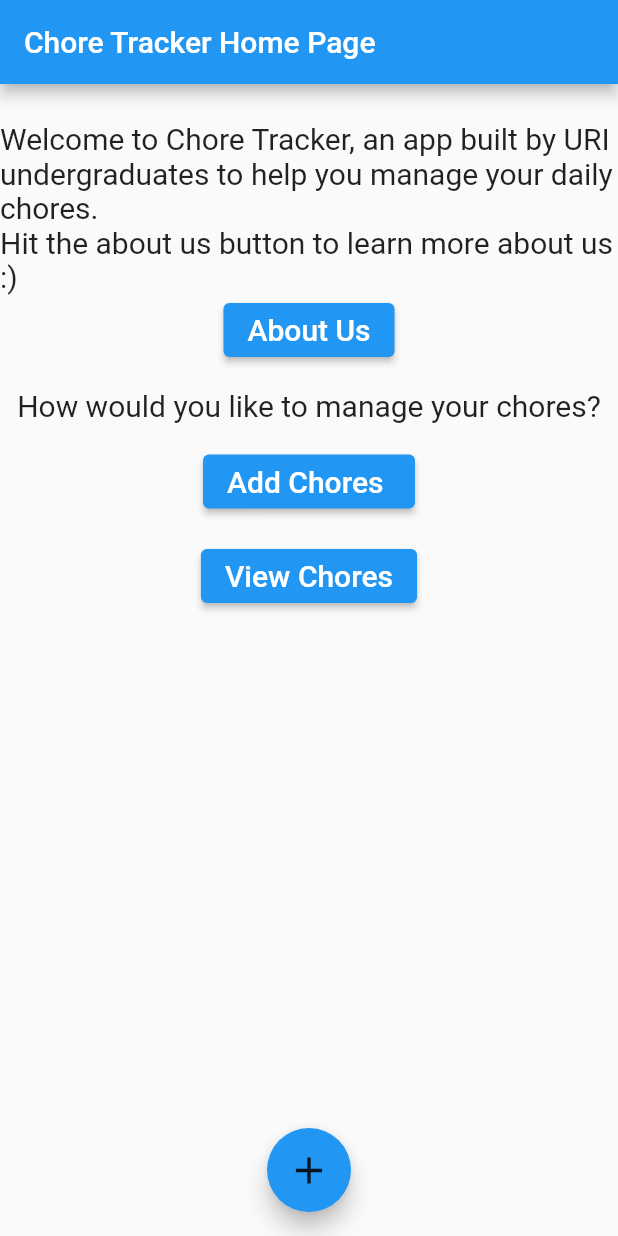
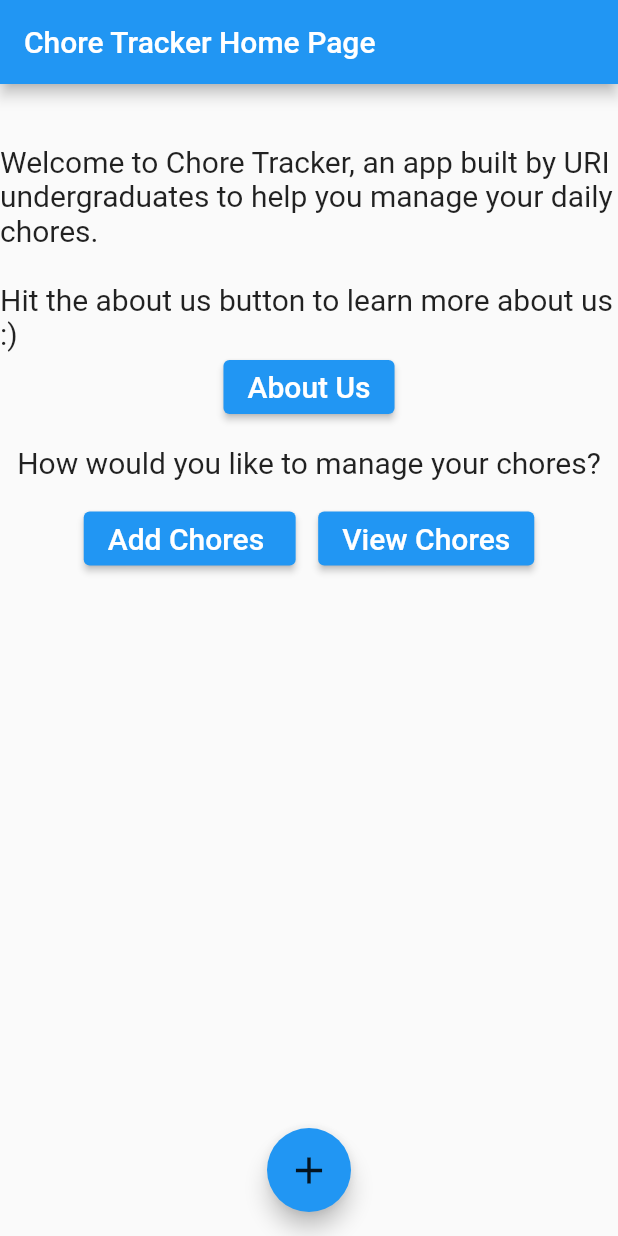
Before and after one commit to Liam-Cannon-Yusra-Suhail-Partnership/ly_app, a Flutter app: the screen it shows after launch, on a phone screen of 412 x 824 dp. Run offline on Flutter 3.47's test engine with Material 2 defaults, Android fonts, the light colour scheme and no system bars.

Commit message:
View and add buttons horizontal

```diff
--- a/lib/main.dart
+++ b/lib/main.dart
@@ -42,7 +42,8 @@ class MyHomePage extends StatefulWidget {
   // This class is the configuration for the state. It holds the values (in this
   // case the title) provided by the parent (in this case the App widget) and
   // used by the build method of the State. Fields in a Widget subclass are
-  // always marked "final".
+  // always marked "final". Final means that the value assigned to the variable
+  // is hardcoded and can't change.
 
   final String title;
 
@@ -51,6 +52,7 @@ class MyHomePage extends StatefulWidget {
 }
 
 class _MyHomePageState extends State<MyHomePage> {
+  // ignore: unused_field
   int _counter = 0;
 
   void _incrementCounter() {
@@ -64,7 +66,7 @@ class _MyHomePageState extends State<MyHomePage> {
     });
   }
   Widget welcomeText(BuildContext context) {
-    return Text('Welcome to Chore Tracker, an app built by URI undergraduates to help you manage your daily chores.\nHit the about us button to learn more about us :)',
+    return Text('Welcome to Chore Tracker, an app built by URI undergraduates to help you manage your daily chores.\n\nHit the about us button to learn more about us :)',
       style: TextStyle(fontSize: 20),
     );
 
@@ -91,7 +93,7 @@ class _MyHomePageState extends State<MyHomePage> {
     return Text('Add Chores ',
     style: TextStyle(fontSize: 20));
   }
-
+  final viewButton = new Container();
   @override
   Widget build(BuildContext context) {
     // This method is rerun every time setState is called, for instance as done
@@ -127,7 +129,7 @@ class _MyHomePageState extends State<MyHomePage> {
           mainAxisAlignment: MainAxisAlignment.start,
           children: <Widget>[
             SizedBox(
-                height: 25,
+                height: 40,
               ),
             Container(child: welcomeText(context)),
             ElevatedButton(
@@ -145,16 +147,21 @@ class _MyHomePageState extends State<MyHomePage> {
             SizedBox(
                 height: 15,
               ),
-            ElevatedButton(
+            Row(
+              mainAxisAlignment: MainAxisAlignment.center,
+              children: <Widget>[
+                 ElevatedButton(
                 child: addChoreButton(context),
                 onPressed: () => Navigator.of(context).pushNamed('/addChores')),
             SizedBox(
-                height: 15,
+                width: 15,
               ),
             ElevatedButton(
                 child: viewChoreButton(context),
                 onPressed: () =>
                     Navigator.of(context).pushNamed('/viewChores')),
+              ],
+            )
           ],
         ),
       ),
```
